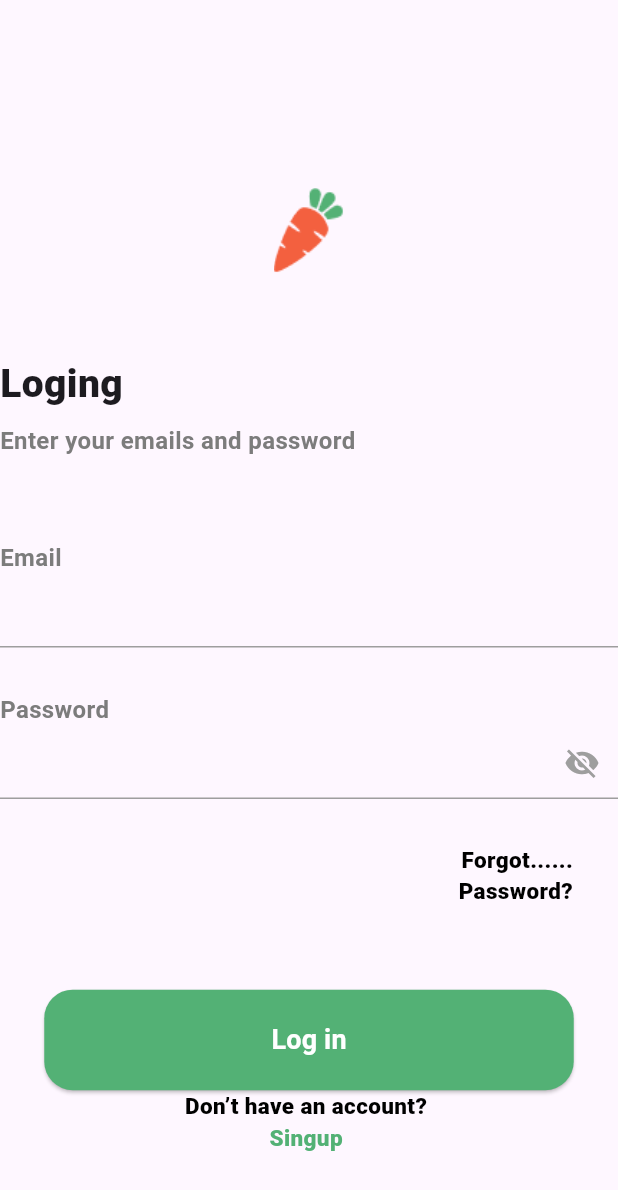
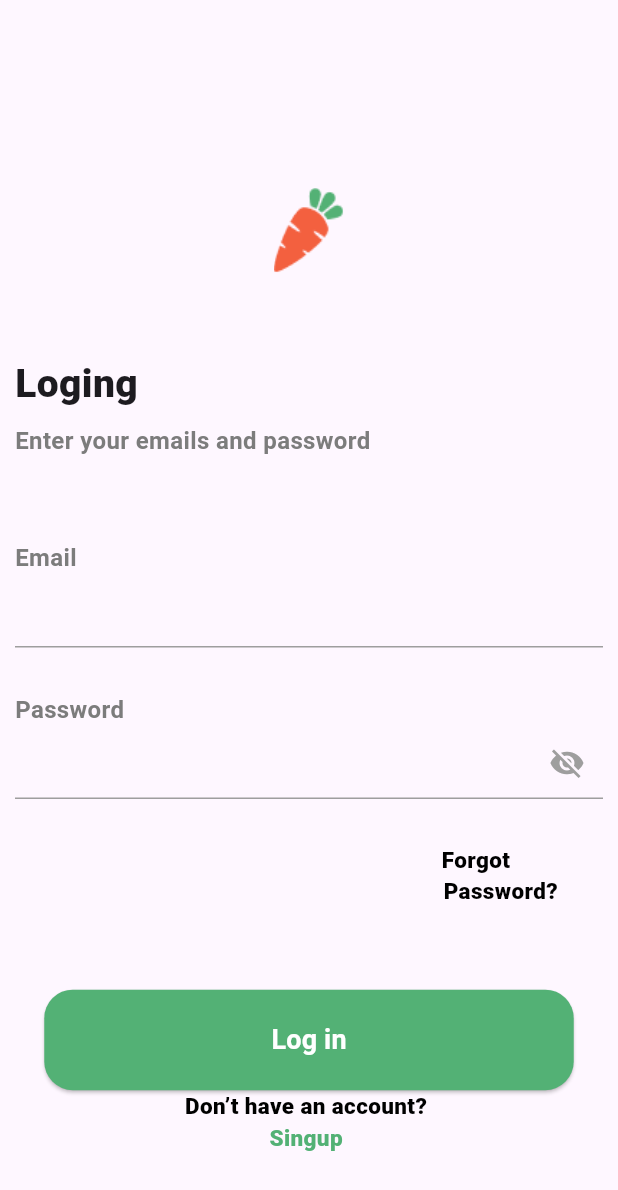
Before and after one commit to mazenelgaml/nectar, a Flutter app: the LogingScreen screen opened directly, on a phone screen of 412 x 824 dp. Shown: the top 1190 px of the screen. Run offline on Flutter 3.47's test engine with Material 3 defaults, Android fonts, the phone set to English and light mode, and no system bars; our stand-ins replace dropdown_textfield, get, intl_phone_field.

Commit message:
Update loging_screen.dart

```diff
--- a/lib/screens/logingscreen/loging_screen.dart
+++ b/lib/screens/logingscreen/loging_screen.dart
@@ -18,7 +18,9 @@ class _LogingScreenState extends State<LogingScreen> {
   @override
   Widget build(BuildContext context) {
     return Scaffold(
-      body: Column(
+      body: Container(
+        margin: EdgeInsets.only(left: 10,right: 10),
+        child: Column(
           crossAxisAlignment: CrossAxisAlignment.start,
           mainAxisAlignment: MainAxisAlignment.spaceEvenly,
           children: [
@@ -140,7 +142,7 @@ class _LogingScreenState extends State<LogingScreen> {
                       Align(
                         alignment: Alignment.centerRight,
                         child: Text(
-                        "Forgot......",
+                          "Forgot        ",
                           style: TextStyle(
                             fontWeight: FontWeight.w800,
                             fontSize: 15,
@@ -192,6 +194,7 @@ class _LogingScreenState extends State<LogingScreen> {
             ),
           ],
         ),
+      ),
     );
   }
 }
```
Lines whose indentation alone changed are shown as unchanged.
